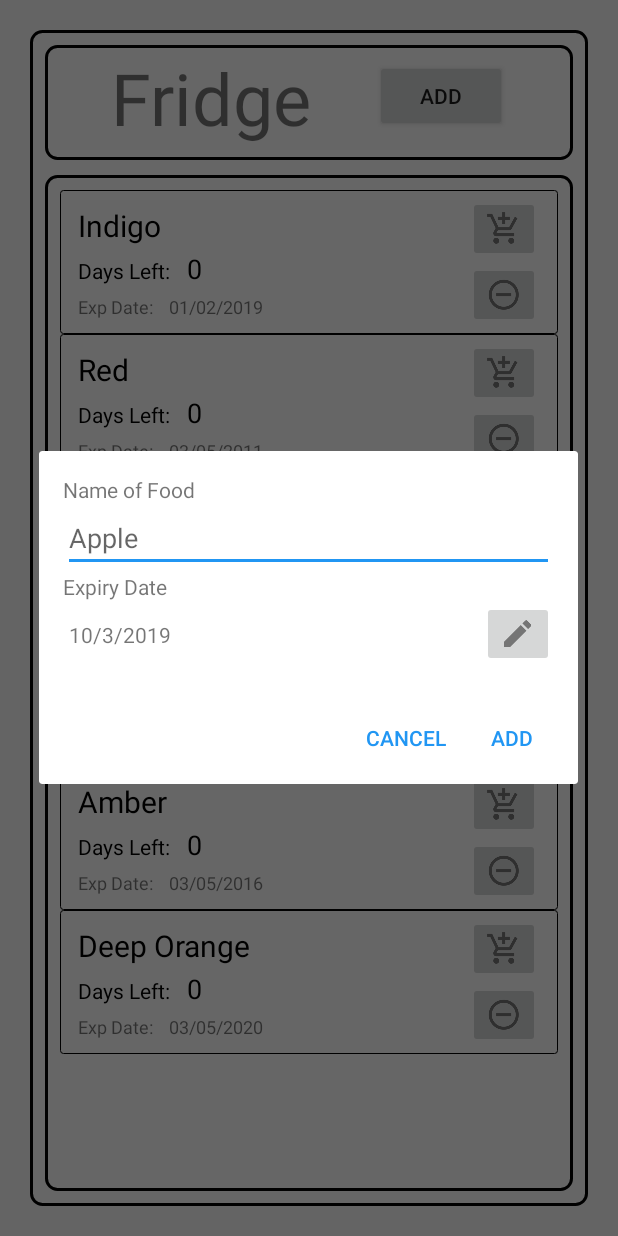
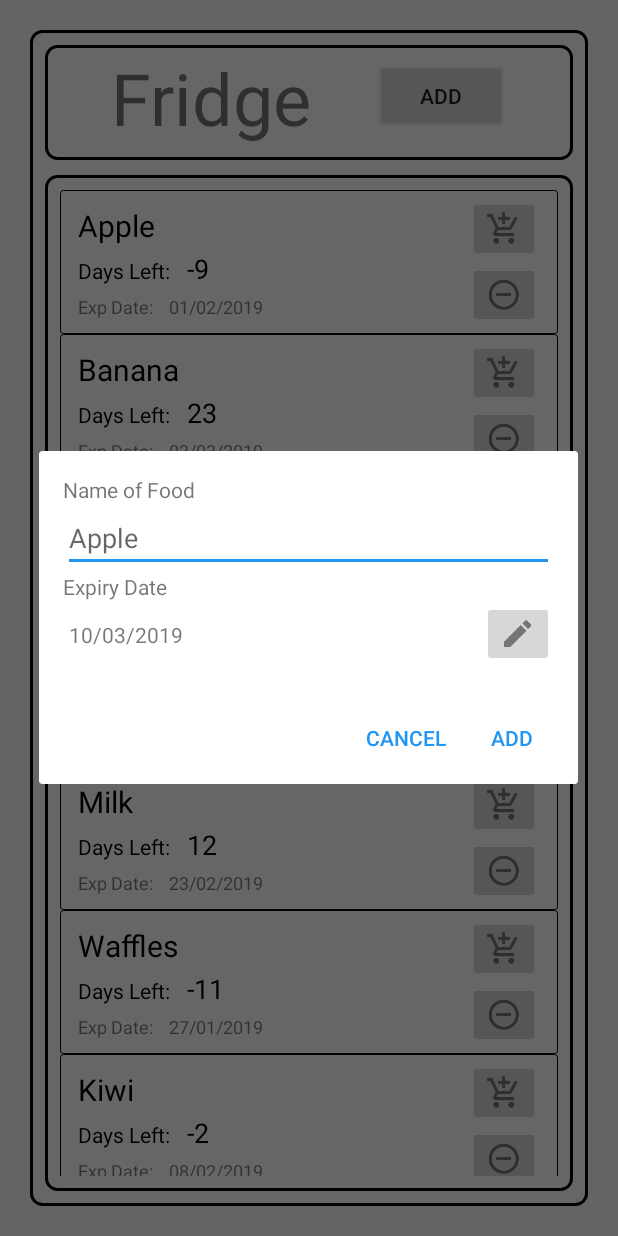
Before and after one commit to SeeminSyed/WhatsInMyFridge, an Android app: the screen it shows after launch (MainActivity), after a tap on "ADD", on a phone screen of 412 x 824 dp. Run offline under Robolectric (Android 15) with nearby library versions, the phone set to English and light mode, and no system bars.

Commit message:
Modified date difference and added better items to the fridge and list.

```diff
--- a/WhatsInMyFridge/app/src/main/java/com/example/android/whatsinmyfridge/AddFridgeItemDialog.java
+++ b/WhatsInMyFridge/app/src/main/java/com/example/android/whatsinmyfridge/AddFridgeItemDialog.java
@@ -41,8 +41,10 @@ public class AddFridgeItemDialog extends DialogFragment implements DatePickerFra
         expiryDateTextView = dialog.findViewById(R.id.tv_expiry_date);
         // get String for current day
         final Calendar calendar = Calendar.getInstance();
-        expiryDateTextView.setText("" + calendar.get(Calendar.DAY_OF_MONTH) + "/" +
-                (calendar.get(Calendar.MONTH) + 1) + "/" + calendar.get(Calendar.YEAR));
+        expiryDateTextView.setText(
+                ((calendar.get(Calendar.DAY_OF_MONTH) > 9) ? calendar.get(Calendar.DAY_OF_MONTH): "0" + calendar.get(Calendar.DAY_OF_MONTH)) + "/" +
+                ((calendar.get(Calendar.MONTH) + 1) > 9 ? (calendar.get(Calendar.MONTH) + 1): "0" + (calendar.get(Calendar.MONTH) + 1))
+                + "/" + calendar.get(Calendar.YEAR));
 
         dialog.findViewById(R.id.expiry_date_btn).setOnClickListener(new View.OnClickListener() {
             @Override
@@ -86,7 +88,9 @@ public class AddFridgeItemDialog extends DialogFragment implements DatePickerFra
 
     @Override
     public void onDateSet(int day, int month, int year) {
-        expiryDateTextView.setText("" + day + "/" + month + "/" + year);
+        expiryDateTextView.setText(((day > 9) ? day: "0" + day)
+                + "/" + ((month > 9) ? month: "0"+month)
+                + "/" + year);
     }
 
 
--- a/WhatsInMyFridge/app/src/main/java/com/example/android/whatsinmyfridge/FridgeAdapter.java
+++ b/WhatsInMyFridge/app/src/main/java/com/example/android/whatsinmyfridge/FridgeAdapter.java
@@ -85,6 +85,7 @@ public class FridgeAdapter extends RecyclerView.Adapter<FridgeAdapter.FridgeItem
         public final ImageButton addToCartImageButton;
 
         public FridgeItemViewHolder(View itemView, FridgeAdapter adapter) {
+            // TODO: change the view to use the right background and add textboxes
             super(itemView);
             itemNameView = itemView.findViewById(R.id.item_name);
             itemExpView = itemView.findViewById(R.id.item_expiration);
--- a/WhatsInMyFridge/app/src/main/java/com/example/android/whatsinmyfridge/FridgeFragment.java
+++ b/WhatsInMyFridge/app/src/main/java/com/example/android/whatsinmyfridge/FridgeFragment.java
@@ -35,12 +35,13 @@ public class FridgeFragment extends Fragment implements AddFridgeItemDialog.AddF
     public View onCreateView( LayoutInflater inflater,  ViewGroup container,  Bundle savedInstanceState) {
 
         // this is data for recycler view
-        mItems.add(new FridgeItem("Indigo", new myDate(1, 2, 2019)));
-        mItems.add(new FridgeItem("Red", new myDate(3, 5, 2011)));
-        mItems.add(new FridgeItem("Blue", new myDate(3, 5, 2017)));
-        mItems.add( new FridgeItem("Green", new myDate(3, 5, 2014)));
-        mItems.add(new FridgeItem("Amber", new myDate(3, 5, 2016)));
-        mItems.add(new FridgeItem("Deep Orange", new myDate(3, 5, 2020)));
+        mItems.add(new FridgeItem("Apple", new myDate(1, 2, 2019)));
+        mItems.add(new FridgeItem("Banana", new myDate(3, 3, 2019)));
+        mItems.add(new FridgeItem("Grapes", new myDate(4, 4, 2019)));
+        mItems.add( new FridgeItem("Bread", new myDate(19, 3, 2019)));
+        mItems.add(new FridgeItem("Milk", new myDate(23, 2, 2019)));
+        mItems.add(new FridgeItem("Waffles", new myDate(27, 1, 2019)));
+        mItems.add(new FridgeItem("Kiwi", new myDate(8, 2, 2019)));
 
         View rootView = inflater.inflate(R.layout.fragment_fridge, container, false);
 
--- a/WhatsInMyFridge/app/src/main/java/com/example/android/whatsinmyfridge/ShoppingListFragment.java
+++ b/WhatsInMyFridge/app/src/main/java/com/example/android/whatsinmyfridge/ShoppingListFragment.java
@@ -30,12 +30,12 @@ public class ShoppingListFragment extends Fragment {
     public View onCreateView( LayoutInflater inflater,  ViewGroup container,  Bundle savedInstanceState) {
 
         // this is data for recycler view
-        mItems.add(new ShoppingListItem("Indigo"));
-        mItems.add(new ShoppingListItem("Red"));
-        mItems.add(new ShoppingListItem("Blue"));
-        mItems.add(new ShoppingListItem("Green"));
-        mItems.add(new ShoppingListItem("Amber"));
-        mItems.add(new ShoppingListItem("Deep Orange"));
+        mItems.add(new ShoppingListItem("Pineapple"));
+        mItems.add(new ShoppingListItem("Grape Fruit"));
+        mItems.add(new ShoppingListItem("Blue Berries"));
+        mItems.add(new ShoppingListItem("Orange Juice"));
+        mItems.add(new ShoppingListItem("Ketchup"));
+        mItems.add(new ShoppingListItem("Cereal"));
 
         View rootView = inflater.inflate(R.layout.fragment_shopping_list, container, false);
 
@@ -72,6 +72,7 @@ public class ShoppingListFragment extends Fragment {
 
     public void addToShoppingList(ShoppingListItem item) {
         mItems.add(item);
+        refreshList();
     }
 
     public void refreshList() {
--- a/WhatsInMyFridge/app/src/main/java/com/example/android/whatsinmyfridge/ShoppingToFridgeDialog.java
+++ b/WhatsInMyFridge/app/src/main/java/com/example/android/whatsinmyfridge/ShoppingToFridgeDialog.java
@@ -42,8 +42,10 @@ public class ShoppingToFridgeDialog extends DialogFragment implements DatePicker
         expiryDateTextView = dialog.findViewById(R.id.tv_expiry_date);
         // get String for current day
         final Calendar calendar = Calendar.getInstance();
-        expiryDateTextView.setText("" + calendar.get(Calendar.DAY_OF_MONTH) + "/" +
-                (calendar.get(Calendar.MONTH) + 1) + "/" + calendar.get(Calendar.YEAR));
+        expiryDateTextView.setText(
+                ((calendar.get(Calendar.DAY_OF_MONTH) > 9) ? calendar.get(Calendar.DAY_OF_MONTH): "0" + calendar.get(Calendar.DAY_OF_MONTH)) + "/" +
+                        ((calendar.get(Calendar.MONTH) + 1) > 9 ? (calendar.get(Calendar.MONTH) + 1): "0" + (calendar.get(Calendar.MONTH) + 1))
+                        + "/" + calendar.get(Calendar.YEAR));
 
         dialog.findViewById(R.id.expiry_date_btn).setOnClickListener(new View.OnClickListener() {
             @Override
@@ -86,7 +88,9 @@ public class ShoppingToFridgeDialog extends DialogFragment implements DatePicker
 
     @Override
     public void onDateSet(int day, int month, int year) {
-        expiryDateTextView.setText("" + day + "/" + month + "/" + year);
+        expiryDateTextView.setText(((day > 9) ? day: "0" + day)
+                + "/" + ((month > 9) ? month: "0"+month)
+                + "/" + year);
     }
 
 
--- a/WhatsInMyFridge/app/src/main/java/com/example/android/whatsinmyfridge/myDate.java
+++ b/WhatsInMyFridge/app/src/main/java/com/example/android/whatsinmyfridge/myDate.java
@@ -1,17 +1,13 @@
 package com.example.android.whatsinmyfridge;
 
 import java.util.Calendar;
+import java.util.Date;
+import java.util.concurrent.TimeUnit;
 
 public class myDate {
     public int day;
     public int month;
     public int year;
-
-    Calendar calendar = Calendar.getInstance();
-    int currentDay = calendar.get(Calendar.DAY_OF_MONTH);
-    int currentMonth = calendar.get(Calendar.MONTH);
-    int currentYear = calendar.get(Calendar.YEAR);
-
 
     /**
      * Constructor
@@ -59,6 +55,10 @@ public class myDate {
      *   TODO: Complete difference
      */
     public int difference(myDate date) {
-        return 0;
+        Date d = new Date();
+        Date old = new Date(date.year - 1900, date.month, date.day);
+        long difference = old.getTime() - d.getTime();
+
+        return (int) TimeUnit.DAYS.convert(difference, TimeUnit.MILLISECONDS);
     }
 }
--- a/WhatsInMyFridge/app/src/main/res/layout/activity_main.xml
+++ b/WhatsInMyFridge/app/src/main/res/layout/activity_main.xml
@@ -7,7 +7,8 @@
     android:layout_width="match_parent"
     android:layout_height="match_parent"
     android:fitsSystemWindows="true"
-    tools:context=".MainActivity">
+    tools:context=".MainActivity"
+    android:screenOrientation="portrait">
 
     <LinearLayout
         android:id="@+id/container"
```
